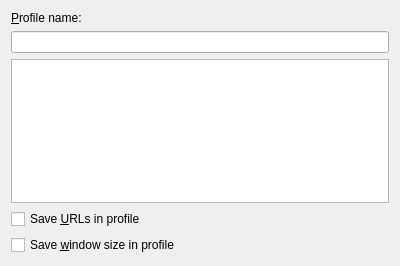
Qt form konqueror/src/konqprofiledlg_base.ui (KDE/konqueror) before a commit.
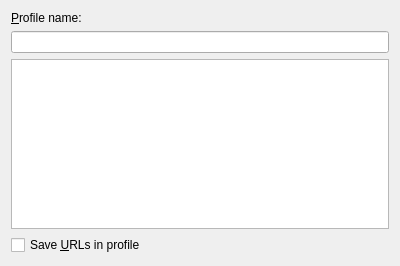
The same form after that commit. Custom widgets are drawn as their Qt base class.

Commit message: Rework the way window settings (size and menubar/toolbar visibility) is handled in konqueror; the KMainWindow autosave mechanism is now used directly with the profiles; so when you resize a webbrowsing window it is now automatically saved into the webbrowsing profile, etc. GUI: For this reason the checkbox "save window size in profile" is gone from the profile dialog.

```diff
--- a/konqueror/src/konqprofiledlg_base.ui
+++ b/konqueror/src/konqprofiledlg_base.ui
@@ -33,13 +33,6 @@
      </property>
     </widget>
    </item>
-   <item>
-    <widget class="QCheckBox" name="m_cbSaveSize" >
-     <property name="text" >
-      <string>Save &amp;window size in profile</string>
-     </property>
-    </widget>
-   </item>
   </layout>
  </widget>
  <customwidgets>
```
The commit also changes 11 other files.
